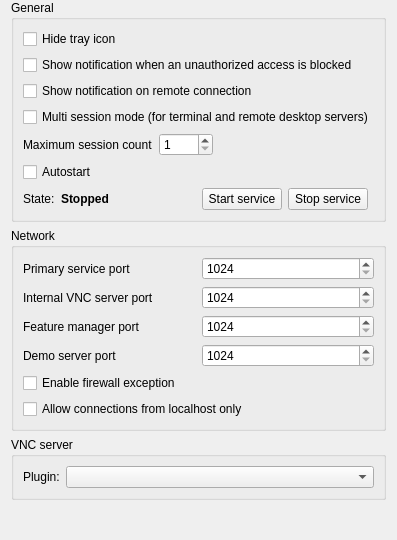
This is configurator/src/ServiceConfigurationPage.ui in veyon/veyon as Qt 5 draws it before an edit. The edited form follows.
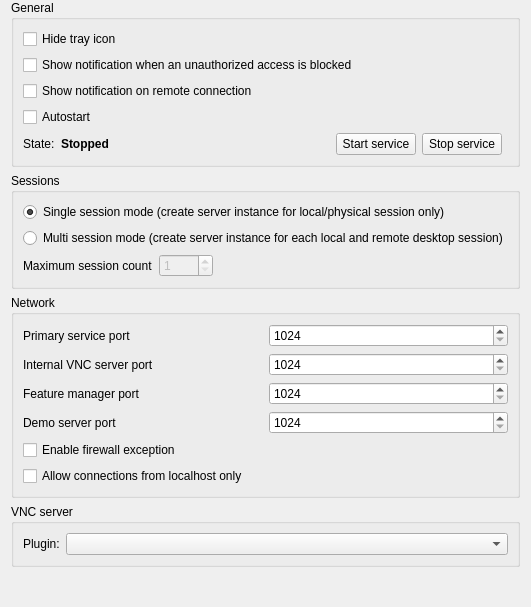
This is the edited form. Icons and pictures are not drawn.

Commit message: ServiceConfigurationPage: improve session configuration UI

Diff of the .ui file:
```diff
--- a/configurator/src/ServiceConfigurationPage.ui
+++ b/configurator/src/ServiceConfigurationPage.ui
@@ -25,51 +25,6 @@
         </property>
        </widget>
       </item>
-      <item row="3" column="0" colspan="2">
-       <widget class="QCheckBox" name="multiSessionModeEnabled">
-        <property name="toolTip">
-         <string>Enabling this option will make the service launch a server process for every interactive session on a computer.
-Typically this is required to support terminal servers.</string>
-        </property>
-        <property name="text">
-         <string>Multi session mode (for terminal and remote desktop servers)</string>
-        </property>
-       </widget>
-      </item>
-      <item row="4" column="0" colspan="2">
-       <layout class="QHBoxLayout" name="horizontalLayout_2">
-        <item>
-         <widget class="QLabel" name="label_2">
-          <property name="text">
-           <string>Maximum session count</string>
-          </property>
-         </widget>
-        </item>
-        <item>
-         <widget class="QSpinBox" name="maximumSessionCount">
-          <property name="minimum">
-           <number>1</number>
-          </property>
-          <property name="maximum">
-           <number>1000</number>
-          </property>
-         </widget>
-        </item>
-        <item>
-         <spacer name="horizontalSpacer">
-          <property name="orientation">
-           <enum>Qt::Horizontal</enum>
-          </property>
-          <property name="sizeHint" stdset="0">
-           <size>
-            <width>40</width>
-            <height>20</height>
-           </size>
-          </property>
-         </spacer>
-        </item>
-       </layout>
-      </item>
       <item row="2" column="0" colspan="2">
        <widget class="QCheckBox" name="remoteConnectionNotificationsEnabled">
         <property name="text">
@@ -153,6 +108,79 @@
      </layout>
     </widget>
    </item>
+   <item>
+    <widget class="QGroupBox" name="groupBox">
+     <property name="title">
+      <string>Sessions</string>
+     </property>
+     <layout class="QVBoxLayout" name="verticalLayout_2">
+      <item>
+       <widget class="QRadioButton" name="singleSessionModeEnabled">
+        <property name="text">
+         <string>Single session mode (create server instance for local/physical session only)</string>
+        </property>
+        <property name="checked">
+         <bool>true</bool>
+        </property>
+        <attribute name="buttonGroup">
+         <string notr="true">sessionModeButtonGroup</string>
+        </attribute>
+       </widget>
+      </item>
+      <item>
+       <widget class="QRadioButton" name="multiSessionModeEnabled">
+        <property name="toolTip">
+         <string>Enabling this option will make the service launch a server process for every interactive session on a computer.
+Typically this is required to support terminal servers.</string>
+        </property>
+        <property name="text">
+         <string>Multi session mode (create server instance for each local and remote desktop session)</string>
+        </property>
+        <attribute name="buttonGroup">
+         <string notr="true">sessionModeButtonGroup</string>
+        </attribute>
+       </widget>
+      </item>
+      <item>
+       <layout class="QHBoxLayout" name="horizontalLayout_2">
+        <item>
+         <widget class="QLabel" name="label_2">
+          <property name="text">
+           <string>Maximum session count</string>
+          </property>
+         </widget>
+        </item>
+        <item>
+         <widget class="QSpinBox" name="maximumSessionCount">
+          <property name="enabled">
+           <bool>false</bool>
+          </property>
+          <property name="minimum">
+           <number>1</number>
+          </property>
+          <property name="maximum">
+           <number>1000</number>
+          </property>
+         </widget>
+        </item>
+        <item>
+         <spacer name="horizontalSpacer">
+          <property name="orientation">
+           <enum>Qt::Horizontal</enum>
+          </property>
+          <property name="sizeHint" stdset="0">
+           <size>
+            <width>40</width>
+            <height>20</height>
+           </size>
+          </property>
+         </spacer>
+        </item>
+       </layout>
+      </item>
+     </layout>
+    </widget>
+   </item>
    <item>
     <widget class="QGroupBox" name="networkGroupBox">
      <property name="title">
```
Left out of the diff: 36 changed lines with no effect on the pictures. The commit also changes 1 other file.
